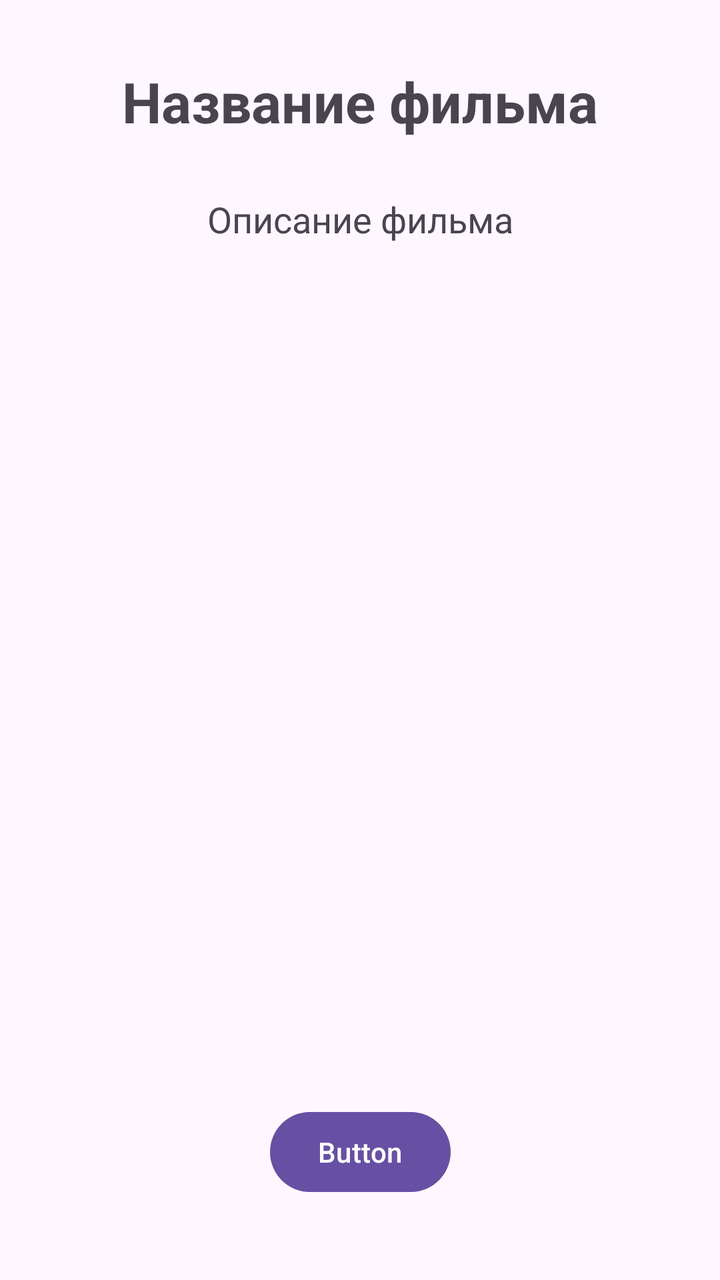
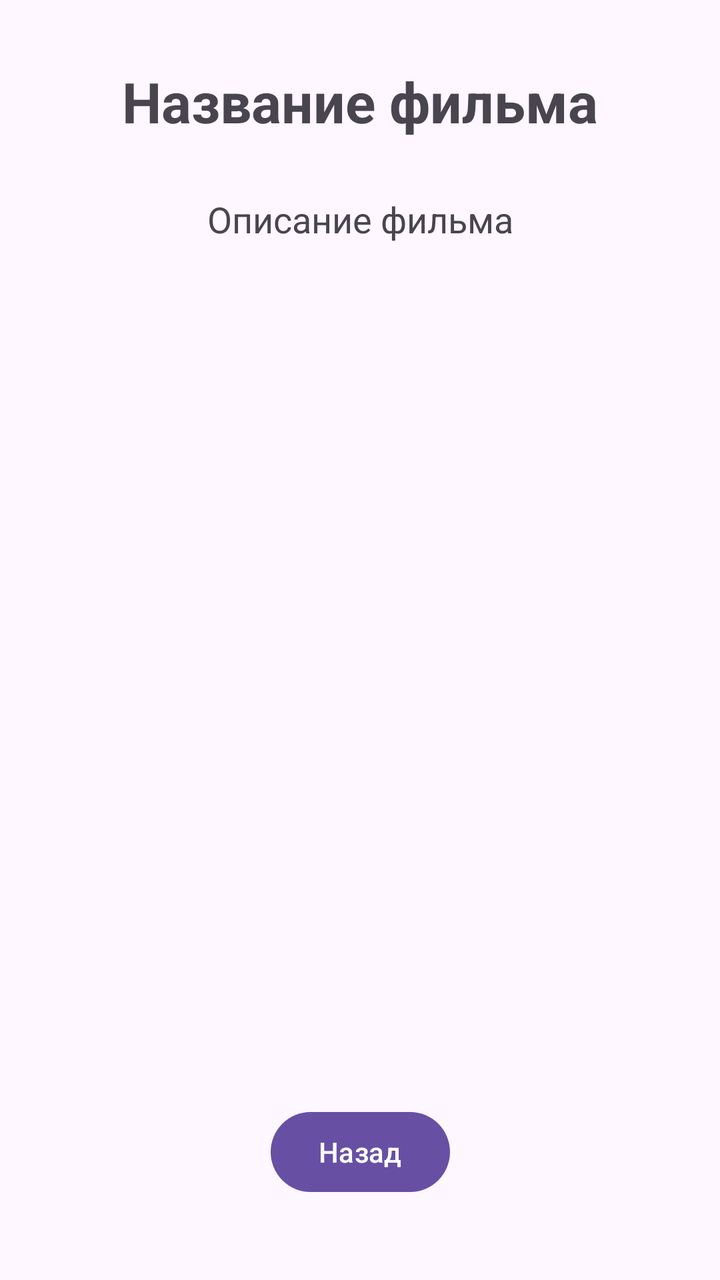

An Android layout rendered at two revisions. The XML below is the earlier revision; the diff shows what the commit changed to produce the second picture.
<!-- AndroidManifest.xml: application theme Theme.Day4_Tyurin_Usatenko -->
<!-- res/layout/activity_detail.xml -->
<?xml version="1.0" encoding="utf-8"?>
<androidx.constraintlayout.widget.ConstraintLayout xmlns:android="http://schemas.android.com/apk/res/android"
    xmlns:app="http://schemas.android.com/apk/res-auto"
    xmlns:tools="http://schemas.android.com/tools"
    android:id="@+id/main"
    android:layout_width="match_parent"
    android:layout_height="match_parent"
    tools:context=".DetailActivity">

    <TextView
        android:id="@+id/tvMovieTitle"
        android:layout_width="wrap_content"
        android:layout_height="wrap_content"
        android:layout_marginTop="32dp"
        android:text="@string/film_name"
        android:textSize="28sp"
        android:textStyle="bold"
        app:layout_constraintEnd_toEndOf="parent"
        app:layout_constraintStart_toStartOf="parent"
        app:layout_constraintTop_toTopOf="parent" />

    <TextView
        android:id="@+id/tvMovieDescription"
        android:layout_width="wrap_content"
        android:layout_height="wrap_content"
        android:layout_marginStart="24dp"
        android:layout_marginTop="28dp"
        android:layout_marginEnd="24dp"
        android:text="@string/film_description"
        android:textSize="18sp"
        app:layout_constraintEnd_toEndOf="parent"
        app:layout_constraintStart_toStartOf="parent"
        app:layout_constraintTop_toBottomOf="@+id/tvMovieTitle" />

    <Button
        android:id="@+id/button"
        android:layout_width="wrap_content"
        android:layout_height="wrap_content"
        android:layout_marginBottom="40dp"
        android:text="Button"
        app:layout_constraintBottom_toBottomOf="parent"
        app:layout_constraintEnd_toEndOf="parent"
        app:layout_constraintStart_toStartOf="parent" />
</androidx.constraintlayout.widget.ConstraintLayout>
<!-- resources referenced by this layout -->
<resources>
  <string name="film_description">Описание фильма</string>
  <string name="film_name">Название фильма</string>
  <style name="Theme.Day4_Tyurin_Usatenko" parent="Base.Theme.Day4_Tyurin_Usatenko" />
  <style name="Base.Theme.Day4_Tyurin_Usatenko" parent="Theme.Material3.DayNight.NoActionBar">
          
          
      </style>
</resources>

<!-- the commit's change to res/layout/activity_detail.xml (unified diff, before → after) -->
@@ -27,17 +27,18 @@
         android:layout_marginTop="28dp"
         android:layout_marginEnd="24dp"
         android:text="@string/film_description"
+        android:textAlignment="center"
         android:textSize="18sp"
         app:layout_constraintEnd_toEndOf="parent"
         app:layout_constraintStart_toStartOf="parent"
         app:layout_constraintTop_toBottomOf="@+id/tvMovieTitle" />
 
     <Button
-        android:id="@+id/button"
+        android:id="@+id/btnBack"
         android:layout_width="wrap_content"
         android:layout_height="wrap_content"
         android:layout_marginBottom="40dp"
-        android:text="Button"
+        android:text="@string/back"
         app:layout_constraintBottom_toBottomOf="parent"
         app:layout_constraintEnd_toEndOf="parent"
         app:layout_constraintStart_toStartOf="parent" />
<!-- resource entries referenced after the edit -->
@@ -1,5 +1,6 @@
 <!-- resources referenced by this layout -->
 <resources>
+  <string name="back">Назад</string>
   <string name="film_description">Описание фильма</string>
   <string name="film_name">Название фильма</string>
   <style name="Theme.Day4_Tyurin_Usatenko" parent="Base.Theme.Day4_Tyurin_Usatenko" />
